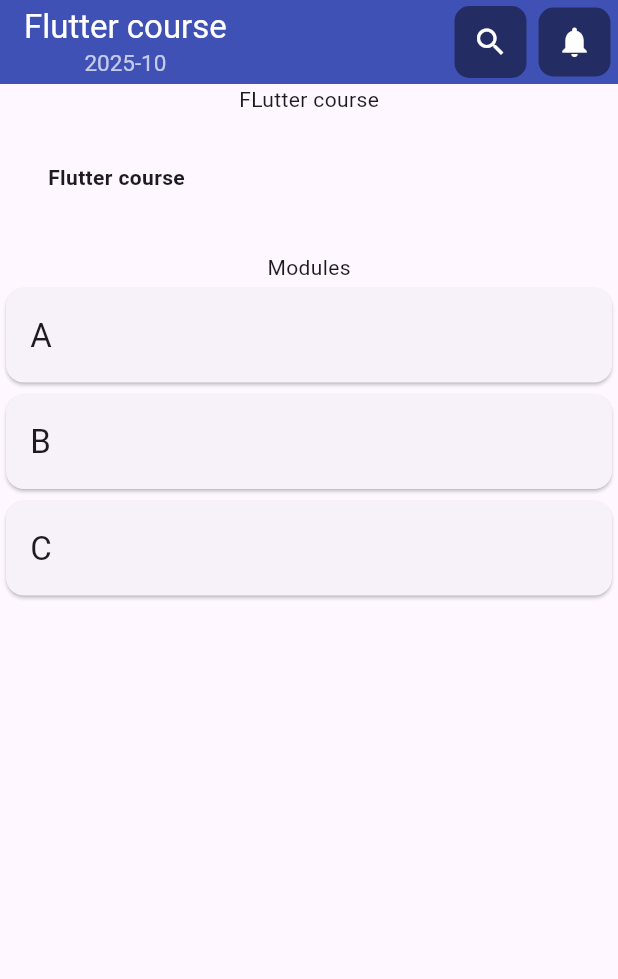
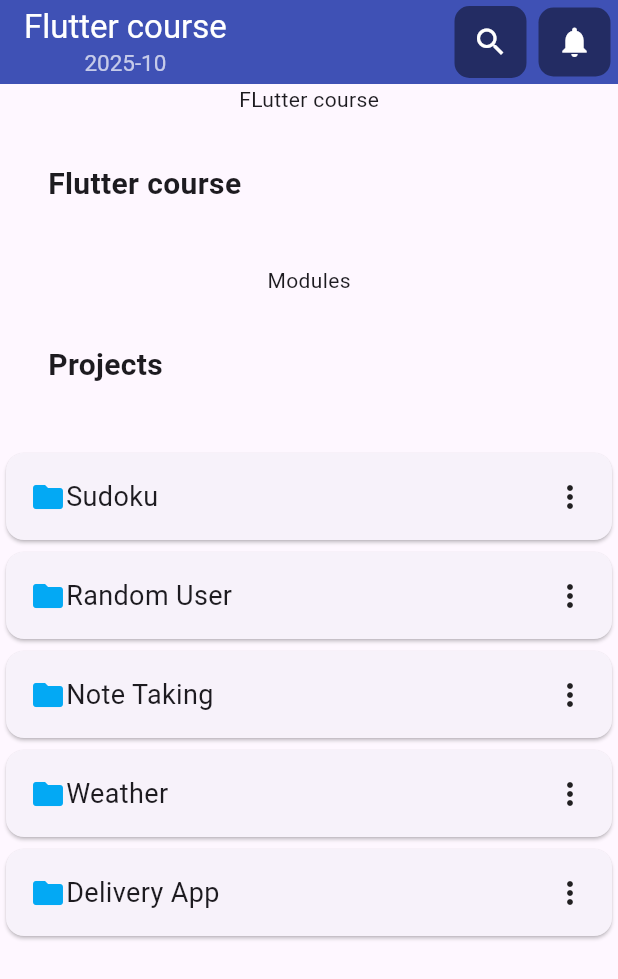
Before and after one commit to AntonyJDC/f_ui_design, a Flutter app: the screen it shows after launch, on a phone screen of 412 x 824 dp. Shown: the top 979 px of the screen. Run offline on Flutter 3.47's test engine with Material 3 defaults, Android fonts, the phone set to English and light mode, and no system bars.

Commit message:
feat: list view for projects

```diff
--- a/lib/ui/pages/flutter_course_page.dart
+++ b/lib/ui/pages/flutter_course_page.dart
@@ -60,6 +60,9 @@ class FlutterCoursePage extends StatelessWidget {
               buildHeader(),
               buildCourseFocus(),
               buildModules(),
+              TitleSection(
+                name: 'Projects',
+              ),
               buildProjectList(),
             ],
           ),
@@ -81,18 +84,35 @@ class FlutterCoursePage extends StatelessWidget {
   }
 
   Widget buildProjectList() {
-    final List<String> entries = <String>['A', 'B', 'C'];
+    final List<String> entries = <String>[
+      'Sudoku',
+      'Random User',
+      'Note Taking',
+      'Weather',
+      'Delivery App'
+    ];
 
     return Expanded(
       child: ListView.builder(
+        scrollDirection: Axis.vertical,
         itemCount: entries.length,
         itemBuilder: (context, posicion) {
           return Card(
             child: Padding(
               padding: const EdgeInsets.all(16.0),
-              child: Text(
-                entries[posicion],
-                style: TextStyle(fontSize: 22.0),
+              child: Row(
+                children: [
+                  Icon(
+                    Icons.folder,
+                    color: Colors.lightBlue,
+                  ),
+                  Text(
+                    entries[posicion],
+                    style: TextStyle(fontSize: 18.0),
+                  ),
+                  Spacer(),
+                  Icon(Icons.more_vert),
+                ],
               ),
             ),
           );
@@ -128,6 +148,7 @@ class TitleSection extends StatelessWidget {
                     name,
                     style: const TextStyle(
                       fontWeight: FontWeight.bold,
+                      fontSize: 20
                     ),
                   ),
                 ),
```
